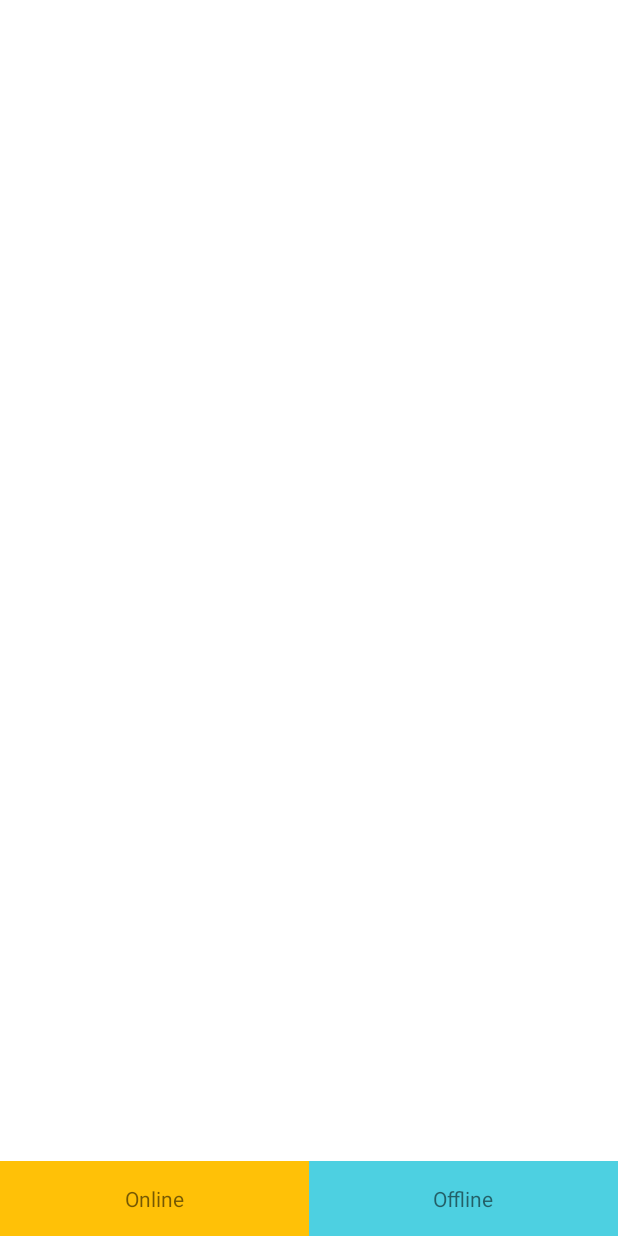
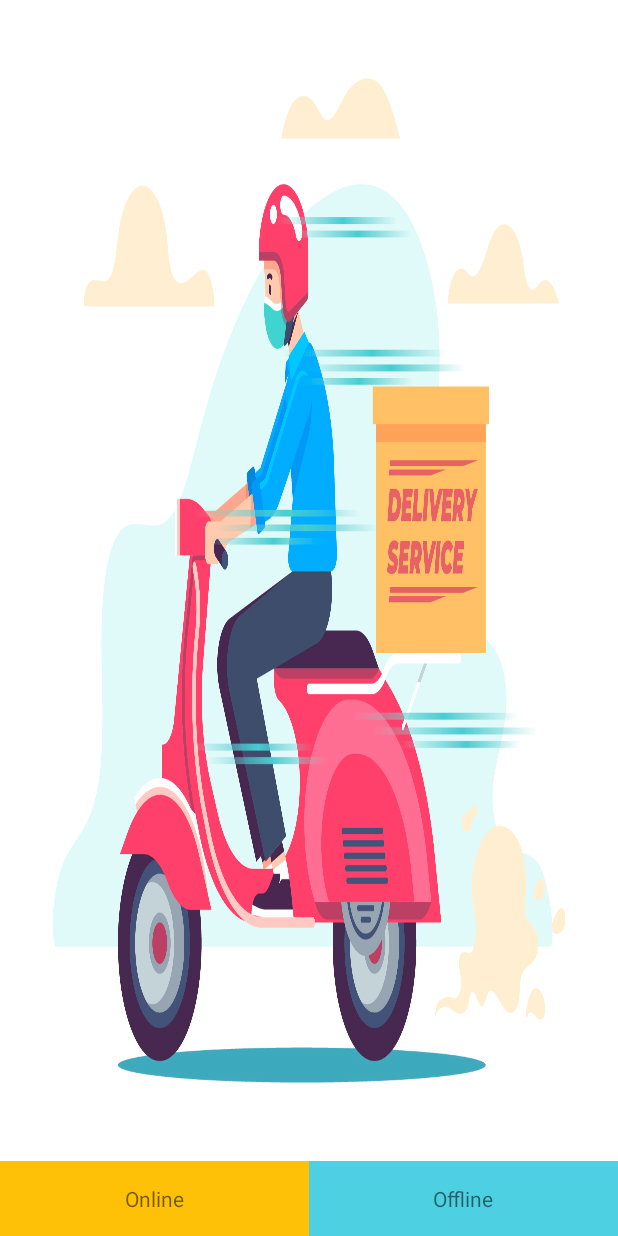
Before and after one commit to ZafarQuaere/WaterFlyVendor, an Android app: the layout activity_home.xml on its own in the app's theme, with its tools: preview values and no code run, on a phone screen of 412 x 824 dp. Run offline under Robolectric (Android 15) with nearby library versions, the phone set to English and light mode, and no system bars.

Commit message:
Changes 1) Until home screen Api implementation done. 2)

```diff
--- a/app/build.gradle
+++ b/app/build.gradle
@@ -42,7 +42,7 @@ dependencies {
 
     // Architectural Components
     implementation "androidx.lifecycle:lifecycle-viewmodel-ktx:2.4.0"
-    implementation "androidx.lifecycle:livedata-viewmodel-ktx:2.4.0"
+//    implementation "androidx.lifecycle:livedata-viewmodel-ktx:2.4.0"
     implementation "androidx.lifecycle:lifecycle-livedata-ktx:2.4.0"
 
     // Coroutines
--- a/app/src/main/AndroidManifest.xml
+++ b/app/src/main/AndroidManifest.xml
@@ -17,14 +17,14 @@
         android:supportsRtl="true"
         android:theme="@style/Theme.MyApplication"
         android:usesCleartextTraffic="true">
-        <activity
+       <!-- <activity
             android:name=".ui.HomeActivity"
-            android:exported="false" />
+            android:exported="false" />-->
         <activity
             android:name=".ui.VendorDetailsActivity"
             android:exported="false" />
         <activity
-            android:name=".ui.EnterMobileActivity"
+            android:name=".ui.HomeActivity"
             android:exported="true">
             <intent-filter>
                 <action android:name="android.intent.action.MAIN" />
--- a/app/src/main/java/com/waterfly/vendor/ui/HomeActivity.kt
+++ b/app/src/main/java/com/waterfly/vendor/ui/HomeActivity.kt
@@ -65,7 +65,7 @@ class HomeActivity : AppCompatActivity() {
     private fun vendorLiveStatus(isOnline: Boolean) {
         val action = if (isOnline) "set_online" else "set_offline"
 
-        val body = RequestBodies.VendorStatusBody(token,action,vendorId,"","")
+        val body = RequestBodies.VendorStatusBody(token,action,vendorId,"37.5561","-122.069021666666")
         homeViewModel.setVendorLiveStatus(body)
 
         homeViewModel.vendorLiveStatusResponse.observe(this, Observer { event ->
--- a/app/src/main/res/layout/activity_home.xml
+++ b/app/src/main/res/layout/activity_home.xml
@@ -7,14 +7,22 @@
     android:orientation="vertical"
     tools:context=".ui.HomeActivity">
 
+  <FrameLayout
+      android:layout_width="match_parent"
+      android:background="@drawable/online_home_bg"
+      android:layout_above="@+id/lytBottom"
+      android:layout_height="wrap_content"/>
+
     <ProgressBar
         android:id="@+id/progress"
         android:layout_marginTop="@dimen/_8sdp"
         android:layout_width="wrap_content"
         android:layout_height="wrap_content"
+        android:layout_centerInParent="true"
         android:visibility="gone"/>
 
     <LinearLayout
+        android:id="@+id/lytBottom"
         android:layout_alignParentBottom="true"
         android:layout_width="match_parent"
         android:layout_height="wrap_content"
```
Also changed, not shown: app/src/main/res/drawable/online_home_bg.jpg (added).
